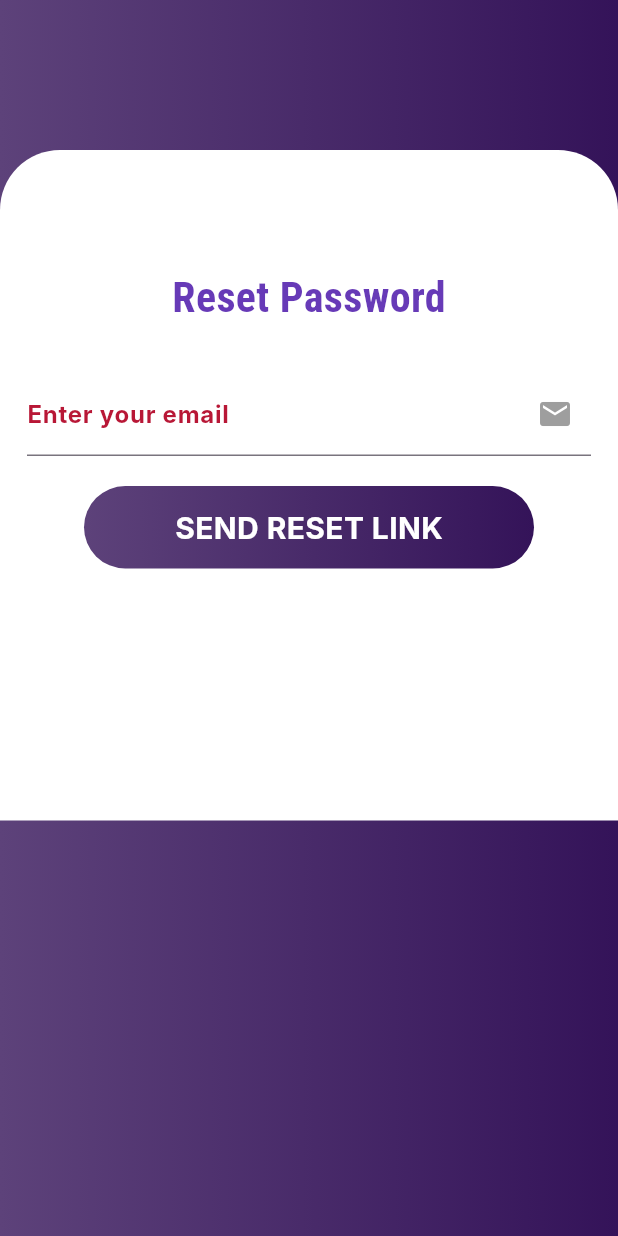
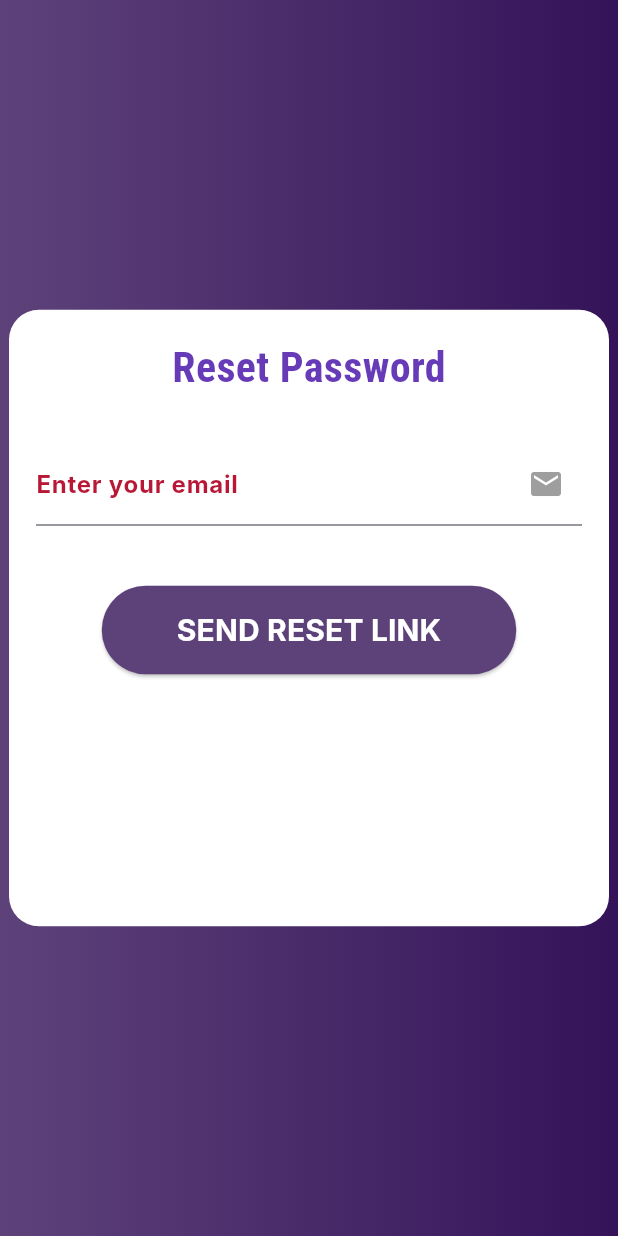
Before and after one commit to RG7on/rihla, a Flutter app: the ForgotPasswordScreen screen opened by its route, on a phone screen of 412 x 824 dp. Run offline on Flutter 3.47's test engine with Material 3 defaults, Android fonts, the phone set to English and light mode, and no system bars; our stand-ins replace cloud_firestore, firebase_auth, firebase_core, font_awesome_flutter, google_fonts; accounts and stored records are empty; Roboto replaces fonts that are missing (Inter).

Commit message:
forgot password fixes

```diff
--- a/lib/forgot_pass.dart
+++ b/lib/forgot_pass.dart
@@ -41,11 +41,7 @@ class _ForgotPasswordScreenState extends State<ForgotPasswordScreen> {
             TextButton(
               child: Text('OK'),
               onPressed: () {
-                Navigator.of(dialogContext)
-                    .pop(); // Close the dialog with dialogContext
-
-                // After the dialog is closed, navigate to the login screen
-                // It's important to use the main BuildContext, not dialogContext here
+                Navigator.of(dialogContext).pop();
                 Navigator.of(context).pushReplacementNamed('/login');
               },
             ),
@@ -67,9 +63,7 @@ class _ForgotPasswordScreenState extends State<ForgotPasswordScreen> {
   @override
   Widget build(BuildContext context) {
     return Scaffold(
-        body: Stack(
-      children: [
-        Container(
+      body: Container(
         height: double.infinity,
         width: double.infinity,
         decoration: const BoxDecoration(
@@ -78,22 +72,18 @@ class _ForgotPasswordScreenState extends State<ForgotPasswordScreen> {
             Color(0xFF341359),
           ]),
         ),
+        child: Center(
+          child: SingleChildScrollView(
+            child: Container(
+              padding: EdgeInsets.all(18.0),
+              decoration: BoxDecoration(
+                color: Colors.white,
+                borderRadius: BorderRadius.circular(20),
               ),
-        Padding(
-          padding: const EdgeInsets.only(top: 100.0),
-          child: Container(
-            decoration: const BoxDecoration(
-              borderRadius: BorderRadius.only(
-                  topLeft: Radius.circular(40), topRight: Radius.circular(40)),
-              color: Colors.white,
-            ),
-            child: Padding(
-              padding: const EdgeInsets.all(18.0),
-              child: SingleChildScrollView(
+              width: 400, // Set a fixed width for the container
               child: Column(
                 mainAxisAlignment: MainAxisAlignment.center,
                 children: [
-                    const SizedBox(height: 60),
                   Text(
                     'Reset Password',
                     style: GoogleFonts.robotoCondensed(
@@ -102,33 +92,29 @@ class _ForgotPasswordScreenState extends State<ForgotPasswordScreen> {
                       fontWeight: FontWeight.bold,
                     ),
                   ),
-                    const SizedBox(height: 30),
+                  SizedBox(height: 30),
                   TextField(
                     controller: _emailController,
-                      decoration: const InputDecoration(
+                    decoration: InputDecoration(
                       suffixIcon: Icon(Icons.email, color: Colors.grey),
-                          label: Text(
-                            'Enter your email',
-                            style: TextStyle(
+                      labelText: 'Enter your email',
+                      labelStyle: TextStyle(
                         fontWeight: FontWeight.bold,
                         color: Color(0xffB81736),
                       ),
-                          )),
                     ),
-                    const SizedBox(height: 20),
-                    GestureDetector(
-                      onTap: _resetPassword,
-                      child: Container(
-                        height: 55,
-                        width: 300,
-                        decoration: BoxDecoration(
+                  ),
+                  SizedBox(height: 40),
+                  ElevatedButton(
+                    onPressed: _resetPassword,
+                    style: ElevatedButton.styleFrom(
+                      backgroundColor: Color(0xFF5D427A),
+                      padding:
+                          EdgeInsets.symmetric(horizontal: 50, vertical: 15),
+                      shape: RoundedRectangleBorder(
                         borderRadius: BorderRadius.circular(30),
-                          gradient: const LinearGradient(colors: [
-                            Color(0xFF5D427A),
-                            Color(0xFF341359),
-                          ]),
                       ),
-                        child: const Center(
+                    ),
                     child: Text(
                       'SEND RESET LINK',
                       style: TextStyle(
@@ -137,16 +123,13 @@ class _ForgotPasswordScreenState extends State<ForgotPasswordScreen> {
                           color: Colors.white),
                     ),
                   ),
-                      ),
-                    ),
-                    const SizedBox(height: 150),
+                  SizedBox(height: 150),
                 ],
               ),
             ),
           ),
         ),
       ),
-      ],
-    ));
+    );
   }
 }
```
Also changed, not shown: 1 other file. Lines whose indentation alone changed are shown as unchanged.
